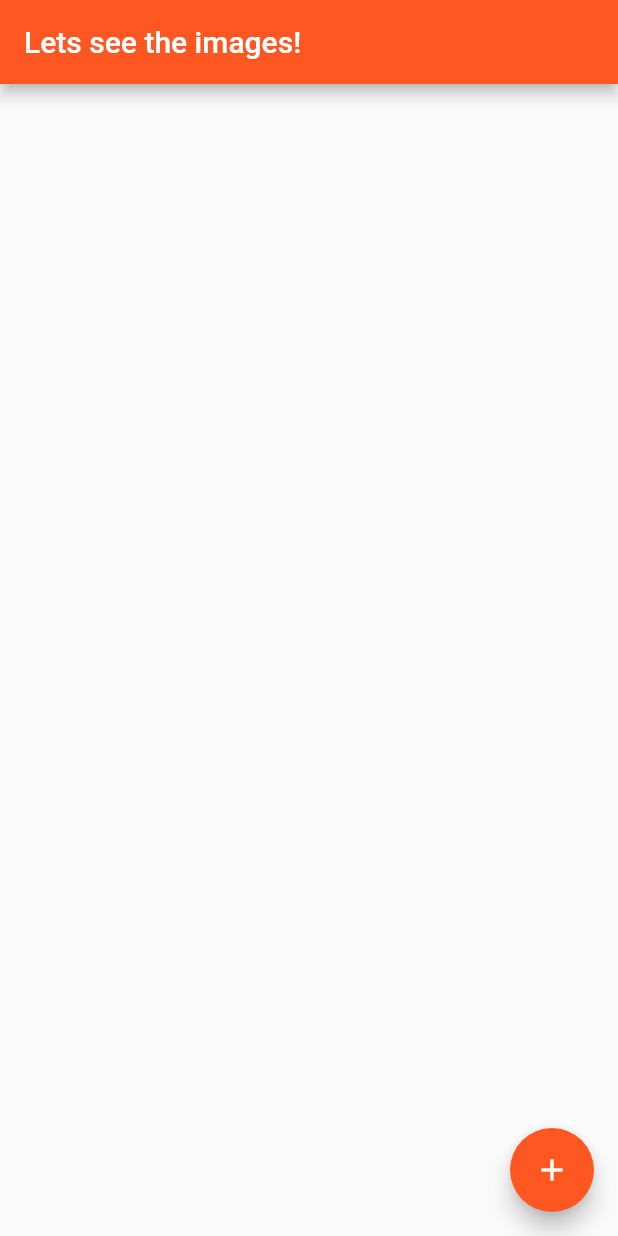
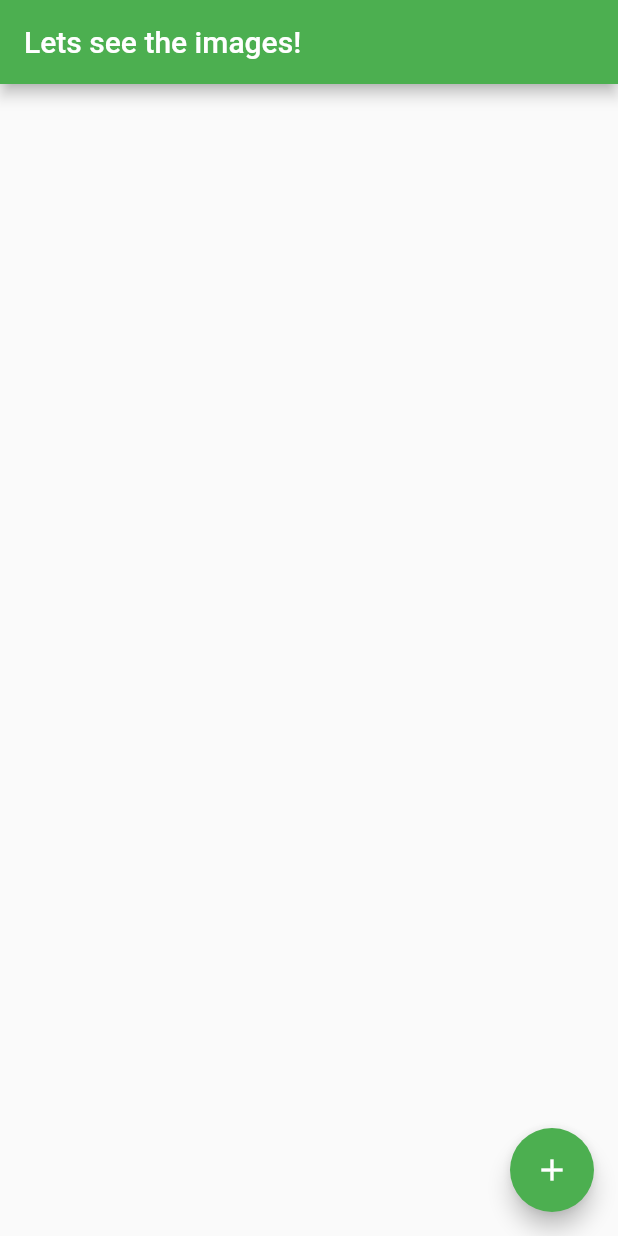
Before and after one commit to Dawlatzai/flutter-pics, a Flutter app: the screen it shows after launch, on a phone screen of 412 x 824 dp. Run offline on Flutter 3.47's test engine with Material 2 defaults, Android fonts, the phone set to English and light mode, and no system bars.

Commit message:
Change theme color to green

```diff
--- a/lib/src/app.dart
+++ b/lib/src/app.dart
@@ -43,7 +43,7 @@ class AppState extends State<App> {
         ),
       ),
       theme: ThemeData(
-        primarySwatch: Colors.deepOrange,
+        primarySwatch: Colors.green,
       ),
     );
   }
```
